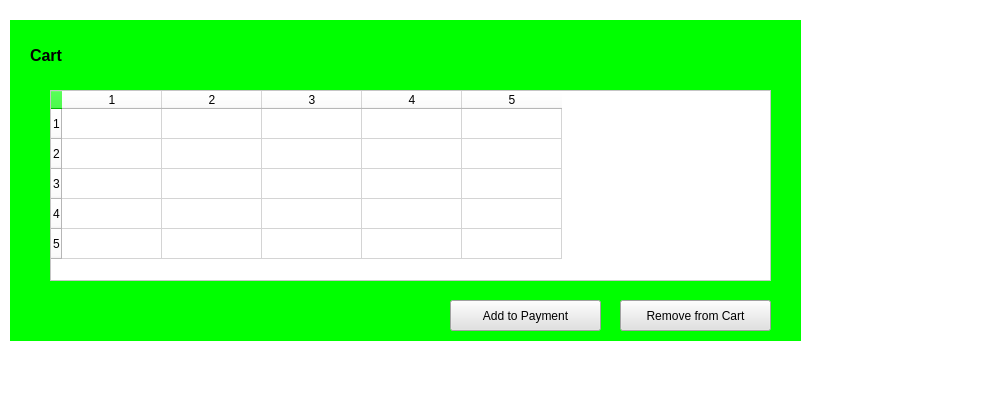
The window that cart.ui (bharata101/bosbuy) describes before a commit, drawn with Qt 5.
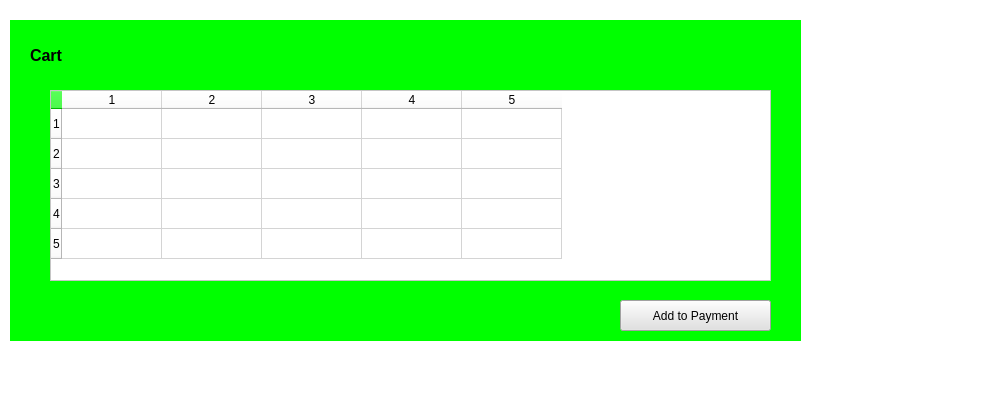
The same window after the commit.

Commit message: Commit #6: Done add to cart from wishlist, sum total payment --FINAL

Patch:
```diff
--- a/cart.ui
+++ b/cart.ui
@@ -6,15 +6,99 @@
    <rect>
     <x>0</x>
     <y>0</y>
-    <width>1001</width>
-    <height>402</height>
+    <width>1005</width>
+    <height>411</height>
    </rect>
   </property>
   <property name="palette">
    <palette>
-    <active/>
-    <inactive/>
-    <disabled/>
+    <active>
+     <colorrole role="Button">
+      <brush brushstyle="SolidPattern">
+       <color alpha="255">
+        <red>255</red>
+        <green>255</green>
+        <blue>255</blue>
+       </color>
+      </brush>
+     </colorrole>
+     <colorrole role="Base">
+      <brush brushstyle="SolidPattern">
+       <color alpha="255">
+        <red>255</red>
+        <green>255</green>
+        <blue>255</blue>
+       </color>
+      </brush>
+     </colorrole>
+     <colorrole role="Window">
+      <brush brushstyle="SolidPattern">
+       <color alpha="255">
+        <red>255</red>
+        <green>255</green>
+        <blue>255</blue>
+       </color>
+      </brush>
+     </colorrole>
+    </active>
+    <inactive>
+     <colorrole role="Button">
+      <brush brushstyle="SolidPattern">
+       <color alpha="255">
+        <red>255</red>
+        <green>255</green>
+        <blue>255</blue>
+       </color>
+      </brush>
+     </colorrole>
+     <colorrole role="Base">
+      <brush brushstyle="SolidPattern">
+       <color alpha="255">
+        <red>255</red>
+        <green>255</green>
+        <blue>255</blue>
+       </color>
+      </brush>
+     </colorrole>
+     <colorrole role="Window">
+      <brush brushstyle="SolidPattern">
+       <color alpha="255">
+        <red>255</red>
+        <green>255</green>
+        <blue>255</blue>
+       </color>
+      </brush>
+     </colorrole>
+    </inactive>
+    <disabled>
+     <colorrole role="Button">
+      <brush brushstyle="SolidPattern">
+       <color alpha="255">
+        <red>255</red>
+        <green>255</green>
+        <blue>255</blue>
+       </color>
+      </brush>
+     </colorrole>
+     <colorrole role="Base">
+      <brush brushstyle="SolidPattern">
+       <color alpha="255">
+        <red>255</red>
+        <green>255</green>
+        <blue>255</blue>
+       </color>
+      </brush>
+     </colorrole>
+     <colorrole role="Window">
+      <brush brushstyle="SolidPattern">
+       <color alpha="255">
+        <red>255</red>
+        <green>255</green>
+        <blue>255</blue>
+       </color>
+      </brush>
+     </colorrole>
+    </disabled>
    </palette>
   </property>
   <property name="windowTitle">
@@ -35,26 +119,10 @@
    <property name="styleSheet">
     <string notr="true">background-color: rgb(0, 255, 0);</string>
    </property>
-   <widget class="QPushButton" name="removeFromCart">
-    <property name="geometry">
-     <rect>
-      <x>610</x>
-      <y>280</y>
-      <width>151</width>
-      <height>31</height>
-     </rect>
-    </property>
-    <property name="styleSheet">
-     <string notr="true">background-color: rgb(225, 225, 225);</string>
-    </property>
-    <property name="text">
-     <string>Remove from Cart</string>
-    </property>
-   </widget>
    <widget class="QPushButton" name="addToPayment">
     <property name="geometry">
      <rect>
-      <x>440</x>
+      <x>610</x>
       <y>280</y>
       <width>151</width>
       <height>31</height>
```
Left out of the diff: 1 changed line with no effect on the pictures. The commit also changes 4 other files.
